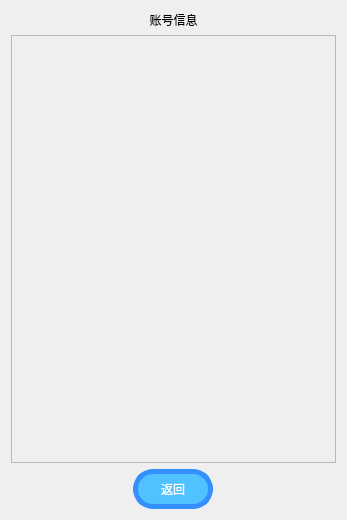
Before: the Qt Designer form ui_class/account_window.ui in reflux18d/MaiGO, drawn with Qt 5.
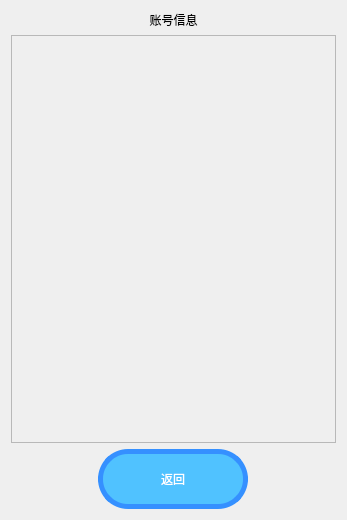
After: the same form once the commit is applied.

What changed in the file:
```diff
--- a/ui_class/account_window.ui
+++ b/ui_class/account_window.ui
@@ -53,7 +53,7 @@
           <x>0</x>
           <y>0</y>
           <width>325</width>
-          <height>423</height>
+          <height>403</height>
          </rect>
         </property>
        </widget>
@@ -73,19 +73,19 @@
        </property>
        <property name="minimumSize">
         <size>
-         <width>80</width>
-         <height>40</height>
+         <width>150</width>
+         <height>60</height>
         </size>
        </property>
        <property name="maximumSize">
         <size>
-         <width>80</width>
-         <height>40</height>
+         <width>150</width>
+         <height>60</height>
         </size>
        </property>
        <property name="styleSheet">
         <string notr="true">font: 14pt &quot;黑体&quot;;
-border-radius: 20px;      /* 圆角半径（像素） */
+border-radius: 30px;      /* 圆角半径（像素） */
     background-color:rgb(80, 194, 255);
     color: white;             /* 文字颜色 */
     border: 5px solid rgb(53, 144, 255); /* 边框样式 */</string>
```
